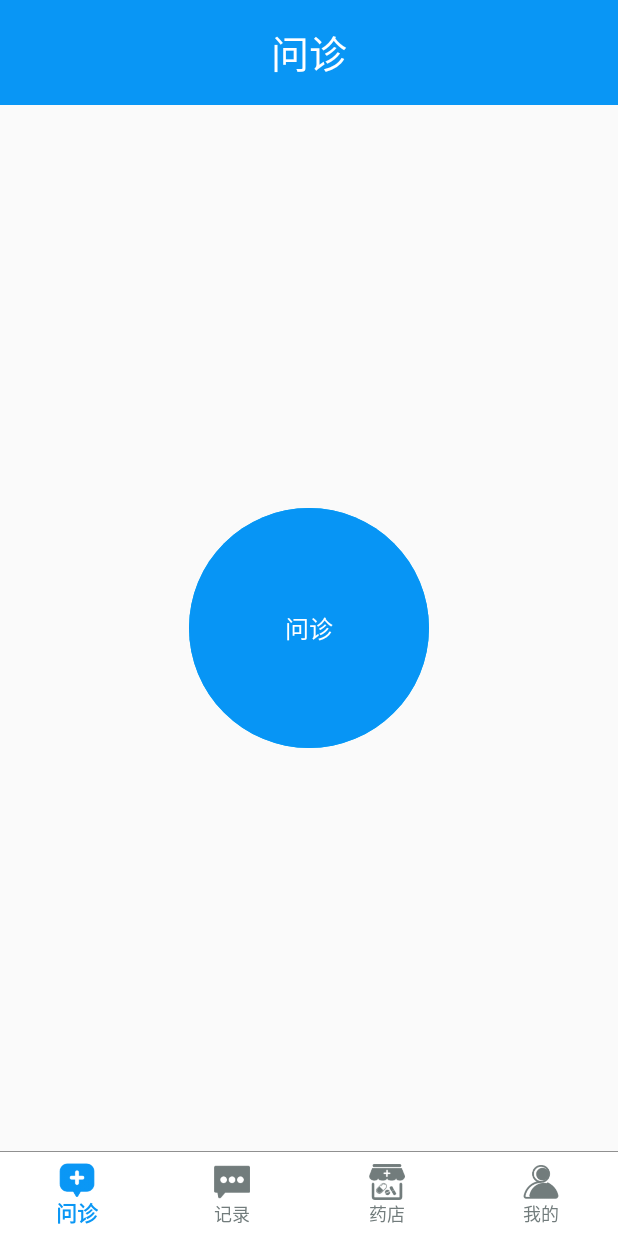
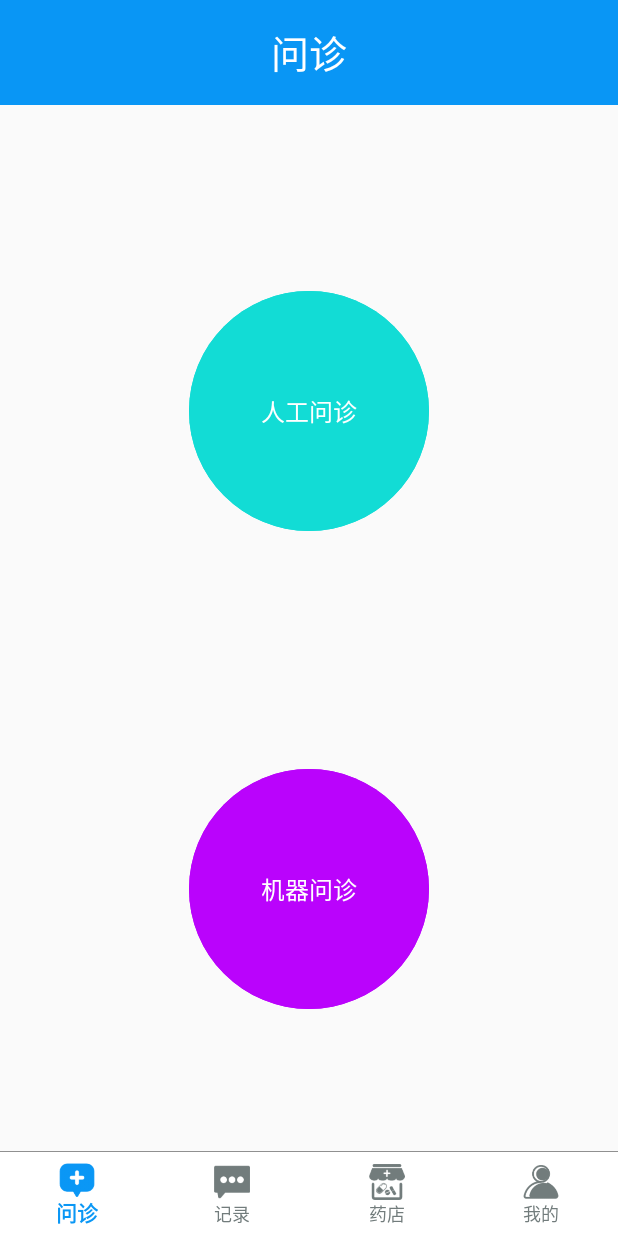
Before and after one commit to java123321/AndroidProject, an Android app: the fragment StuDiagnosisFragment placed in its activity, on a phone screen of 412 x 824 dp. Run offline under Robolectric (Android 15) with nearby library versions, the light colour scheme and no system bars; pictures from the network do not load; 4 statements that could not run were skipped.

Commit message:
机器问诊

```diff
--- a/app/src/main/java/com/example/ourprojecttest/StuDiagnosis/StuDiagnosisFragment.java
+++ b/app/src/main/java/com/example/ourprojecttest/StuDiagnosis/StuDiagnosisFragment.java
@@ -15,6 +15,7 @@ import androidx.annotation.Nullable;
 import com.example.ourprojecttest.Utils.CommonMethod;
 import com.example.ourprojecttest.Utils.DiffuseView;
 import com.example.ourprojecttest.R;
+import com.example.ourprojecttest.Utils.DiffuseView1;
 import com.example.ourprojecttest.Utils.ImmersiveStatusbar;
 
 public class StuDiagnosisFragment extends Fragment {
@@ -29,10 +30,12 @@ public class StuDiagnosisFragment extends Fragment {
         mContext=getContext();
         initView(view);
         LinearLayout l=view.findViewById(R.id.ssss);
-        DiffuseView diffuseView1=view.findViewById(R.id.diffuseView1);
+        DiffuseView1 diffuseView1=view.findViewById(R.id.diffuseView1);
+        DiffuseView1 diffuseView=view.findViewById(R.id.diffuseView);
         Activity a=getActivity();
         ImmersiveStatusbar.getInstance().Immersive(a.getWindow(),a.getActionBar());//状态栏透明
         diffuseView1.start();
+        diffuseView.start();
         return view;
 
     }
--- /dev/null
+++ b/app/src/main/java/com/example/ourprojecttest/Utils/DiffuseView1.java
@@ -0,0 +1,187 @@
+package com.example.ourprojecttest.Utils;
+import android.content.Context;
+import android.content.Context;
+import android.content.res.TypedArray;
+import android.graphics.Canvas;
+import android.graphics.Paint;
+import android.util.AttributeSet;
+import android.view.View;
+
+import com.example.ourprojecttest.R;
+
+import java.util.ArrayList;
+import java.util.List;
+
+public class DiffuseView1 extends View {
+
+    /** 扩散圆圈颜色 */
+    private int mColor = getResources().getColor(R.color.colorAccent);
+    /** 圆圈中心颜色 */
+    private int mCoreColor = getResources().getColor(R.color.colorPrimary);
+    /** 中心圆半径 */
+    private float mCoreRadius = 150;
+    /** 扩散圆宽度 */
+    private int mDiffuseWidth = 1;
+    /** 最大宽度 */
+    private Integer mMaxWidth = 200;
+    /** 扩散速度 */
+    private int mDiffuseSpeed = 5;
+    /** 是否正在扩散中 */
+    private boolean mIsDiffuse = false;
+    // 透明度集合
+    private List<Integer> mAlphas = new ArrayList<>();
+    // 扩散圆半径集合
+    private List<Integer> mWidths = new ArrayList<>();
+    private Paint mPaint;
+
+    public DiffuseView1(Context context) {
+        this(context, null);
+    }
+
+    public DiffuseView1(Context context, AttributeSet attrs) {
+        this(context, attrs, -1);
+    }
+
+    public DiffuseView1(Context context, AttributeSet attrs, int defStyleAttr) {
+        super(context, attrs, defStyleAttr);
+        init();
+
+        TypedArray a = context.obtainStyledAttributes(attrs, R.styleable.DiffuseView, defStyleAttr, 0);
+        mColor = a.getColor(R.styleable.DiffuseView_diffuse_color, mColor);
+        mCoreColor = a.getColor(R.styleable.DiffuseView_diffuse_coreColor, mCoreColor);
+        mCoreRadius = a.getFloat(R.styleable.DiffuseView_diffuse_coreRadius, mCoreRadius);
+        mDiffuseWidth = a.getInt(R.styleable.DiffuseView_diffuse_width, mDiffuseWidth);
+        mMaxWidth = a.getInt(R.styleable.DiffuseView_diffuse_maxWidth, mMaxWidth);
+        mDiffuseSpeed = a.getInt(R.styleable.DiffuseView_diffuse_speed, mDiffuseSpeed);
+        a.recycle();
+    }
+
+    private void init() {
+        mPaint = new Paint();
+        mPaint.setAntiAlias(true);
+        mAlphas.add(255);
+        mWidths.add(0);
+    }
+
+    @Override
+    public void invalidate() {
+        if(hasWindowFocus()){
+            super.invalidate();
+        }
+    }
+
+    @Override
+    public void onWindowFocusChanged(boolean hasWindowFocus) {
+        super.onWindowFocusChanged(hasWindowFocus);
+        if(hasWindowFocus){
+            invalidate();
+        }
+    }
+
+    @Override
+    public void onDraw(Canvas canvas) {
+        // 绘制扩散圆
+        mPaint.setColor(mColor);
+        for (int i = 0; i < mAlphas.size(); i ++) {
+            // 设置透明度
+            Integer alpha = mAlphas.get(i);
+            mPaint.setAlpha(alpha);
+            // 绘制扩散圆
+            Integer width = mWidths.get(i);
+            canvas.drawCircle(getWidth() / 2, getHeight() / 2, mCoreRadius + width, mPaint);
+
+            if(alpha > 0 && width < mMaxWidth){
+                mAlphas.set(i, alpha - mDiffuseSpeed > 0 ? alpha - mDiffuseSpeed : 1);
+                mWidths.set(i, width + 1);
+            }
+        }
+        // 判断当扩散圆扩散到指定宽度时添加新扩散圆
+        if (mWidths.get(mWidths.size() - 1) >= mMaxWidth / mDiffuseWidth) {
+            mAlphas.add(255);
+            mWidths.add(0);
+        }
+        // 超过10个扩散圆，删除最外层
+        if(mWidths.size() >= 10){
+            mWidths.remove(0);
+            mAlphas.remove(0);
+        }
+
+        // 绘制中心圆
+        mPaint.setAlpha(255);
+        mPaint.setColor(mCoreColor);
+        canvas.drawCircle(getWidth() / 2, getHeight() / 2, mCoreRadius, mPaint);
+
+        if(mIsDiffuse){
+            invalidate();
+        }
+    }
+
+    /**
+     * 开始扩散
+     */
+    public void start() {
+        mIsDiffuse = true;
+        invalidate();
+    }
+
+    /**
+     * 停止扩散
+     */
+    public void stop() {
+        mIsDiffuse = false;
+        mWidths.clear();
+        mAlphas.clear();
+        mAlphas.add(255);
+        mWidths.add(0);
+        invalidate();
+    }
+
+    /**
+     * 是否扩散中
+     */
+    public boolean isDiffuse(){
+        return mIsDiffuse;
+    }
+
+    /**
+     * 设置扩散圆颜色
+     */
+    public void setColor(int colorId){
+        mColor = colorId;
+    }
+
+    /**
+     * 设置中心圆颜色
+     */
+    public void setCoreColor(int colorId){
+        mCoreColor = colorId;
+    }
+
+    /**
+     * 设置中心圆半径
+     */
+    public void setCoreRadius(int radius){
+        mCoreRadius = radius;
+    }
+
+    /**
+     * 设置扩散圆宽度(值越小宽度越大)
+     */
+    public void setDiffuseWidth(int width){
+        mDiffuseWidth = width;
+    }
+
+    /**
+     * 设置最大宽度
+     */
+    public void setMaxWidth(int maxWidth){
+        mMaxWidth = maxWidth;
+    }
+
+    /**
+     * 设置扩散速度，值越大速度越快
+     */
+    public void setDiffuseSpeed(int speed){
+        mDiffuseSpeed = speed;
+    }
+}
--- a/app/src/main/res/layout/stu_frag_wenzhen_fore.xml
+++ b/app/src/main/res/layout/stu_frag_wenzhen_fore.xml
@@ -17,31 +17,61 @@
         android:gravity="center" />
         <FrameLayout
             android:layout_width="match_parent"
-            android:layout_height="match_parent"
-            android:layout_gravity="center">
+            android:layout_height="0dp"
+            android:layout_weight="1">
             <Button
 
                 android:id="@+id/wenzhen1"
                 android:layout_width="200dp"
-                android:layout_height="2000dp"
+                android:layout_height="200dp"
                 android:layout_gravity="center"
+                android:layout_marginTop="30dp"
                 android:background="@drawable/style_round"
-                android:text="问诊"
+                android:text="人工问诊"
                 android:textColor="#FFFFFF"
                 android:textSize="16dp" />
 
-            <com.example.ourprojecttest.Utils.DiffuseView
+            <com.example.ourprojecttest.Utils.DiffuseView1
                 android:id="@+id/diffuseView1"
                 android:layout_width="wrap_content"
                 android:layout_height="wrap_content"
                 android:layout_gravity="center"
+                android:layout_marginTop="30dp"
                 android:background="#00000000"
-                app:diffuse_coreColor="@color/color_bottom"
-                app:diffuse_color="#03ADFC"
+                app:diffuse_color="#12DCD5"
+                app:diffuse_coreColor="#12DCD5"
                 app:diffuse_coreImage="@android:drawable/ic_menu_search"
                 app:diffuse_coreRadius="120"
                 app:diffuse_maxWidth="300"
                 app:diffuse_speed="2"
-                app:diffuse_width="4" />
+                app:diffuse_width="6" />
         </FrameLayout>
+    <FrameLayout
+        android:layout_width="match_parent"
+        android:layout_height="0dp"
+        android:layout_weight="1">
+        <Button
+
+            android:id="@+id/wenzhen"
+            android:layout_width="200dp"
+            android:layout_height="200dp"
+            android:layout_gravity="center"
+            android:background="@drawable/style_round"
+            android:text="机器问诊"
+            android:textColor="#FFFFFF"
+            android:textSize="16dp" />
+        <com.example.ourprojecttest.Utils.DiffuseView1
+            android:id="@+id/diffuseView"
+            android:layout_width="wrap_content"
+            android:layout_height="wrap_content"
+            android:layout_gravity="center"
+            android:background="#00000000"
+            app:diffuse_color="#BA03FC"
+            app:diffuse_coreColor="#BA03FC"
+            app:diffuse_coreImage="@android:drawable/ic_menu_search"
+            app:diffuse_coreRadius="120"
+            app:diffuse_maxWidth="350"
+            app:diffuse_speed="2"
+            app:diffuse_width="6" />
+    </FrameLayout>
 </LinearLayout>
--- a/app/src/main/res/values/attrs.xml
+++ b/app/src/main/res/values/attrs.xml
@@ -62,5 +62,21 @@
     <attr name="diffuse_speed"/>
 
 </declare-styleable>
+    <declare-styleable name="DiffuseView1">
 
+        <attr name="diffuse_color"/>
+
+        <attr name="diffuse_coreColor"/>
+
+        <attr name="diffuse_coreImage"/>
+
+        <attr name="diffuse_coreRadius"/>
+
+        <attr name="diffuse_width"/>
+
+        <attr name="diffuse_maxWidth"/>
+
+        <attr name="diffuse_speed"/>
+
+    </declare-styleable>
 </resources>
```
